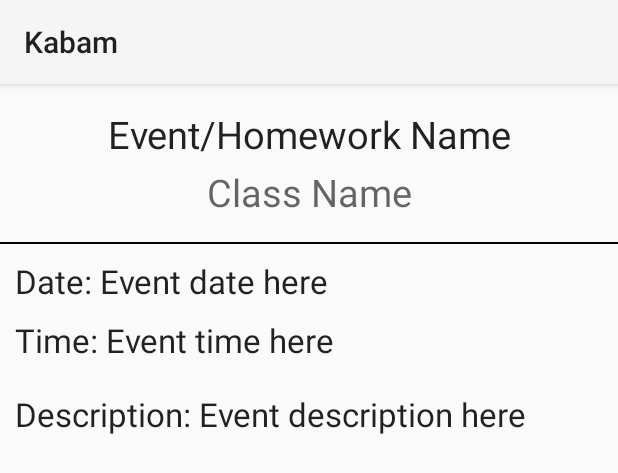
After one commit to alalexl/Kabam, an Android app: the layout event_details.xml on its own in the app's theme, with its tools: preview values and no code run, on a phone screen of 412 x 824 dp. The commit adds this screen. Shown: the top 473 px of the screen. Run offline under Robolectric (Android 15) with nearby library versions, the phone set to English and light mode, and no system bars.

```diff
--- a/Kabam/app/src/main/java/com/kabam/kabam/Adapters/ConversationQueryAdapter.java
+++ b/Kabam/app/src/main/java/com/kabam/kabam/Adapters/ConversationQueryAdapter.java
@@ -9,6 +9,7 @@ import android.widget.TextView;
 import android.support.v7.widget.RecyclerView;
 import com.kabam.kabam.Layer.LayerImpl;
 import com.kabam.kabam.MainActivity;
+import com.kabam.kabam.NotificationThread;
 import com.kabam.kabam.ParseUtilities;
 import com.kabam.kabam.R;
 import com.layer.sdk.LayerClient;
@@ -28,7 +29,6 @@ public class ConversationQueryAdapter extends QueryAdapter<Conversation, Convers
 
     //Inflates the view associated with each Conversation object returned by the Query
     private final LayoutInflater mInflater;
-
     //Handle the callbacks when the Conversation item is actually clicked. In this case, the
     // ConversationsActivity class implements the ConversationClickHandler
     private final ConversationClickHandler mConversationClickHandler;
--- a/Kabam/app/src/main/java/com/kabam/kabam/ClassDetail.java
+++ b/Kabam/app/src/main/java/com/kabam/kabam/ClassDetail.java
@@ -72,7 +72,11 @@ public class ClassDetail extends Fragment {
         view.findViewById(R.id.chatButton).setOnClickListener(new View.OnClickListener() {
             @Override
             public void onClick(View view) {
-
+                FragmentTransaction ft = getActivity().getSupportFragmentManager().beginTransaction();
+                Chat chat = new Chat();
+                ft.replace(R.id.fragmentContainer, chat);
+                ft.addToBackStack("add chat");
+                ft.commit();
             }
         });
 
--- a/Kabam/app/src/main/java/com/kabam/kabam/MainActivity.java
+++ b/Kabam/app/src/main/java/com/kabam/kabam/MainActivity.java
@@ -36,6 +36,8 @@ public class MainActivity extends FragmentActivity {
         super.onCreate(savedInstanceState);
         setContentView(R.layout.activity_main);
 
+        //Initialize notification thread
+        NotificationThread noti=new NotificationThread(this);
         // Initialize FacebookSDK
         FacebookSdk.sdkInitialize(getApplicationContext());
 
--- /dev/null
+++ b/Kabam/app/src/main/res/layout/event_details.xml
@@ -0,0 +1,79 @@
+<?xml version="1.0" encoding="utf-8"?>
+<LinearLayout xmlns:android="http://schemas.android.com/apk/res/android"
+    android:layout_width="match_parent"
+    android:layout_height="match_parent"
+    android:orientation="vertical">
+
+    <!--<TextView-->
+    <!--android:layout_width="wrap_content"-->
+    <!--android:layout_height="wrap_content"-->
+    <!--android:textAppearance="?android:attr/textAppearanceLarge"-->
+    <!--android:text="Event/Homework Name"-->
+    <!--android:id="@+id/textView3"-->
+    <!--android:layout_gravity="center_horizontal"-->
+    <!--android:layout_marginTop="16dp" />-->
+    <TextView
+        android:layout_width="fill_parent"
+        android:layout_height="wrap_content"
+        android:textSize="25dp"
+        android:gravity="center"
+        android:textAppearance="?android:attr/textAppearanceLarge"
+        android:text="Event/Homework Name"
+        android:id="@+id/textView3"
+        android:layout_marginTop="16dp" />
+
+    <!--<TextView-->
+    <!--android:layout_width="wrap_content"-->
+    <!--android:layout_height="wrap_content"-->
+    <!--android:textAppearance="?android:attr/textAppearanceMedium"-->
+    <!--android:text="Class Name"-->
+    <!--android:id="@+id/textView2"-->
+    <!--android:layout_gravity="center_horizontal"-->
+    <!--android:layout_marginTop="4dp"-->
+    <!--android:layout_marginBottom="16dp"/>-->
+
+    <TextView
+        android:layout_width="fill_parent"
+        android:layout_height="wrap_content"
+        android:textSize="25dp"
+        android:gravity="center"
+        android:textAppearance="?android:attr/textAppearanceMedium"
+        android:text="Class Name"
+        android:id="@+id/textView2"
+        android:layout_marginTop="4dp"
+        android:layout_marginBottom="16dp"/>
+
+    <View
+        android:layout_width="fill_parent"
+        android:layout_height="1dp"
+        android:background="#000000" />
+
+    <TextView
+        android:layout_width="wrap_content"
+        android:layout_height="wrap_content"
+        android:textAppearance="?android:attr/textAppearanceLarge"
+        android:text="Date: Event date here"
+        android:id="@+id/eventDetailsDate"
+        android:layout_marginLeft="10dp"
+        android:layout_marginTop="10dp" />
+
+    <TextView
+        android:layout_width="wrap_content"
+        android:layout_height="wrap_content"
+        android:textAppearance="?android:attr/textAppearanceLarge"
+        android:text="Time: Event time here"
+        android:id="@+id/textView5"
+        android:layout_marginLeft="10dp"
+        android:layout_marginTop="10dp" />
+
+    <TextView
+        android:layout_width="wrap_content"
+        android:layout_height="wrap_content"
+        android:textAppearance="?android:attr/textAppearanceLarge"
+        android:text="Description: Event description here"
+        android:id="@+id/textView6"
+        android:layout_marginLeft="10dp"
+        android:layout_marginTop="20dp" />
+
+
+</LinearLayout>
```
Also changed, not shown: Kabam/app/src/main/java/com/kabam/kabam/AddEvent.java (+18 -4 lines), Kabam/app/src/main/java/com/kabam/kabam/NotificationThread.java (+27 -13 lines), Kabam/app/src/main/res/layout/add_event.xml (+10 -0 lines).
